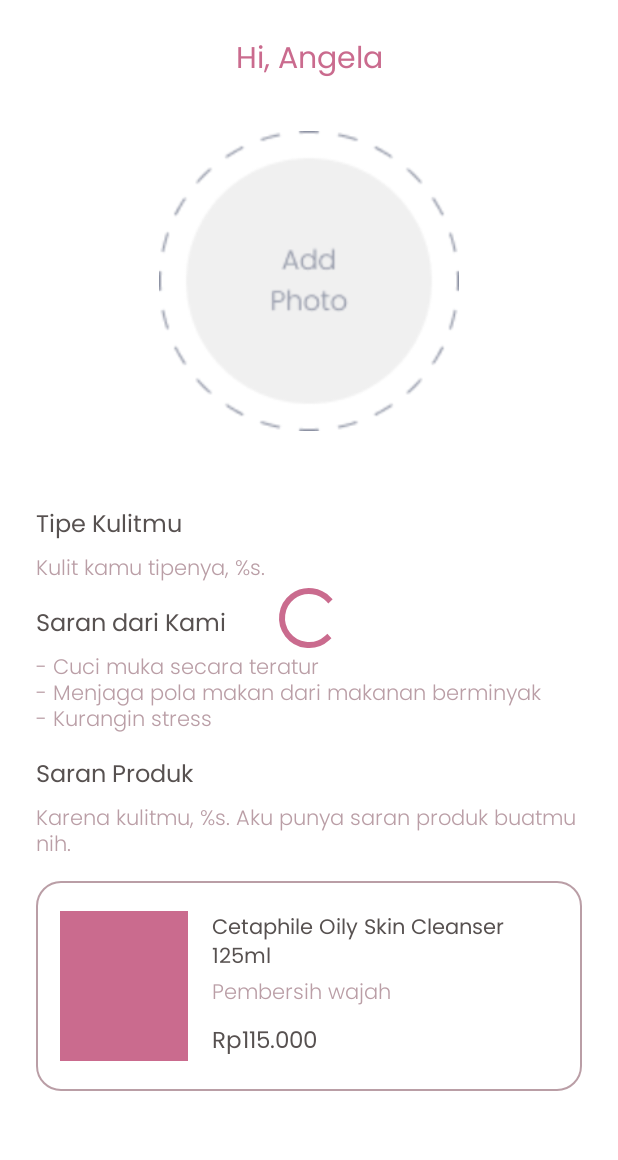
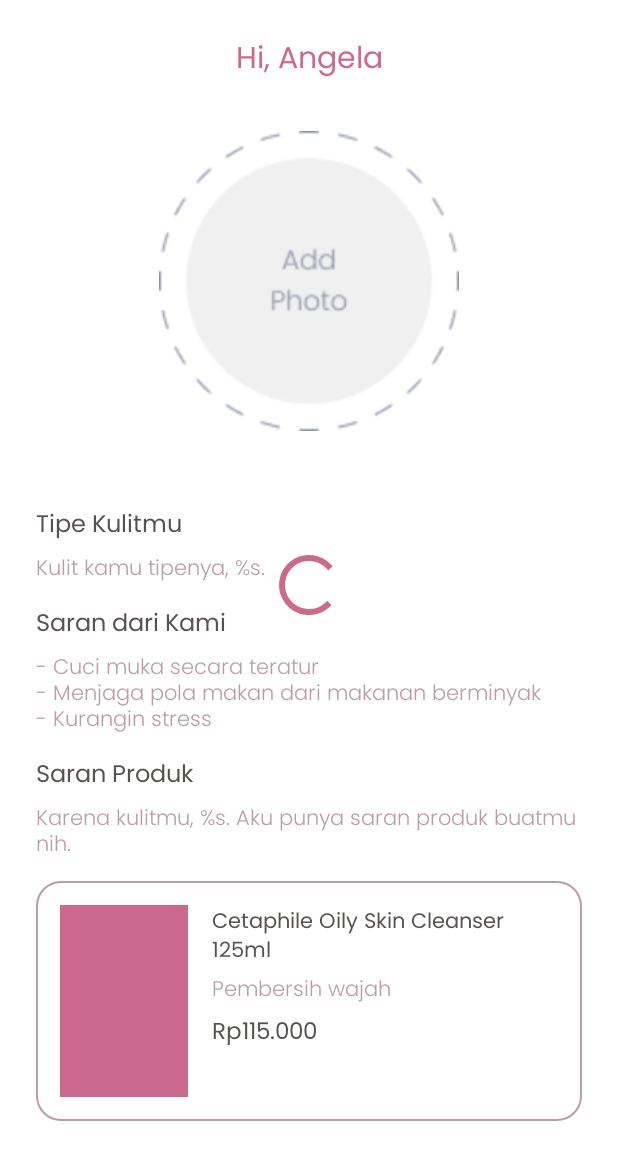
Before and after one commit to wahyurama-creator/B21-CAP0215-MD, an Android app: the layout activity_result.xml on its own in the app's theme, with its tools: preview values and no code run, on a phone screen of 412 x 824 dp. Shown: the top 1160 px of the screen. Run offline under Robolectric (Android 15) with nearby library versions, the phone set to English and light mode, and no system bars.

Commit message:
Finishing and create documentation

```diff
--- a/app/src/main/java/com/dev/skindec/result/ResultActivity.kt
+++ b/app/src/main/java/com/dev/skindec/result/ResultActivity.kt
@@ -174,7 +174,7 @@
         val listProduct = ArrayList<Product>()
         listProduct.add(
             Product(
-                "Sensatia Botanicals Unscented Soapless Facial Cleanser",
+                "Sensatia Botanicals Soapless Facial Cleanser",
                 R.drawable.skin_sensitive_one,
                 "Pembersih tanpa wewangian ini efektif mengangkat kotoran",
                 "Rp130.000"
@@ -261,7 +261,7 @@
         val listProduct = ArrayList<Product>()
         listProduct.add(
             Product(
-                "Sensatia Botanicals Unscented Soapless Facial Cleanser",
+                "Sensatia Botanicals Soapless Facial Cleanser",
                 R.drawable.skin_sensitive_one,
                 "Pembersih tanpa wewangian ini efektif mengangkat kotoran",
                 "Rp130.000"
--- a/app/src/main/res/layout/activity_home.xml
+++ b/app/src/main/res/layout/activity_home.xml
@@ -243,7 +243,9 @@
             android:layout_width="wrap_content"
             android:layout_height="wrap_content"
             android:layout_marginTop="32dp"
+            android:layout_marginBottom="24dp"
             android:visibility="invisible"
+            app:layout_constraintBottom_toBottomOf="parent"
             app:layout_constraintEnd_toEndOf="parent"
             app:layout_constraintStart_toStartOf="parent"
             app:layout_constraintTop_toBottomOf="@+id/et_age" />
--- a/app/src/main/res/layout/activity_result.xml
+++ b/app/src/main/res/layout/activity_result.xml
@@ -4,7 +4,6 @@
     xmlns:tools="http://schemas.android.com/tools"
     android:layout_width="match_parent"
     android:layout_height="match_parent"
-    android:fillViewport="true"
     tools:context=".result.ResultActivity">
 
     <androidx.constraintlayout.widget.ConstraintLayout
@@ -122,9 +121,11 @@
             android:clipToPadding="false"
             android:paddingStart="24dp"
             android:paddingEnd="8dp"
-            app:layout_constraintTop_toBottomOf="@+id/content_tv_saran_produk"
+            app:layout_constraintBottom_toBottomOf="parent"
             app:layout_constraintEnd_toEndOf="parent"
             app:layout_constraintStart_toStartOf="parent"
+            app:layout_constraintTop_toBottomOf="@+id/content_tv_saran_produk"
+            app:layout_goneMarginBottom="24dp"
             tools:itemCount="1"
             tools:listitem="@layout/item_product" />
 
--- a/app/src/main/res/layout/item_product.xml
+++ b/app/src/main/res/layout/item_product.xml
@@ -3,17 +3,19 @@
     xmlns:app="http://schemas.android.com/apk/res-auto"
     xmlns:tools="http://schemas.android.com/tools"
     android:layout_width="match_parent"
-    android:layout_height="140dp"
+    android:layout_height="160dp"
     android:layout_marginEnd="16dp"
-    android:background="@drawable/bg_item_product"
-    android:padding="16dp">
+    android:background="@drawable/bg_item_product">
 
     <ImageView
         android:id="@+id/iv_product"
         android:layout_width="85dp"
-        android:layout_height="100dp"
+        android:layout_height="match_parent"
         android:contentDescription="@string/app_name"
         android:scaleType="centerCrop"
+        android:layout_marginStart="16dp"
+        android:layout_marginTop="16dp"
+        android:layout_marginBottom="16dp"
         android:src="@color/color_text_active"
         app:layout_constraintBottom_toBottomOf="parent"
         app:layout_constraintStart_toStartOf="parent"
@@ -25,6 +27,7 @@
         android:layout_width="0dp"
         android:layout_height="wrap_content"
         android:layout_marginStart="16dp"
+        android:layout_marginEnd="16dp"
         android:ellipsize="end"
         android:maxLines="2"
         android:textSize="14sp"
@@ -38,6 +41,8 @@
         style="@style/TextView.PoppinsLight"
         android:layout_width="0dp"
         android:layout_height="wrap_content"
+        android:layout_marginTop="2dp"
+        android:layout_marginEnd="16dp"
         android:ellipsize="end"
         android:maxLines="2"
         app:layout_constraintEnd_toEndOf="parent"
@@ -50,7 +55,7 @@
         style="@style/TextView.Poppins"
         android:layout_width="wrap_content"
         android:layout_height="wrap_content"
-        android:layout_marginTop="8dp"
+        android:layout_marginTop="4dp"
         android:textSize="15sp"
         app:layout_constraintBottom_toBottomOf="@+id/iv_product"
         app:layout_constraintStart_toStartOf="@+id/tv_description"
```
Also changed, not shown: 2 other files.
